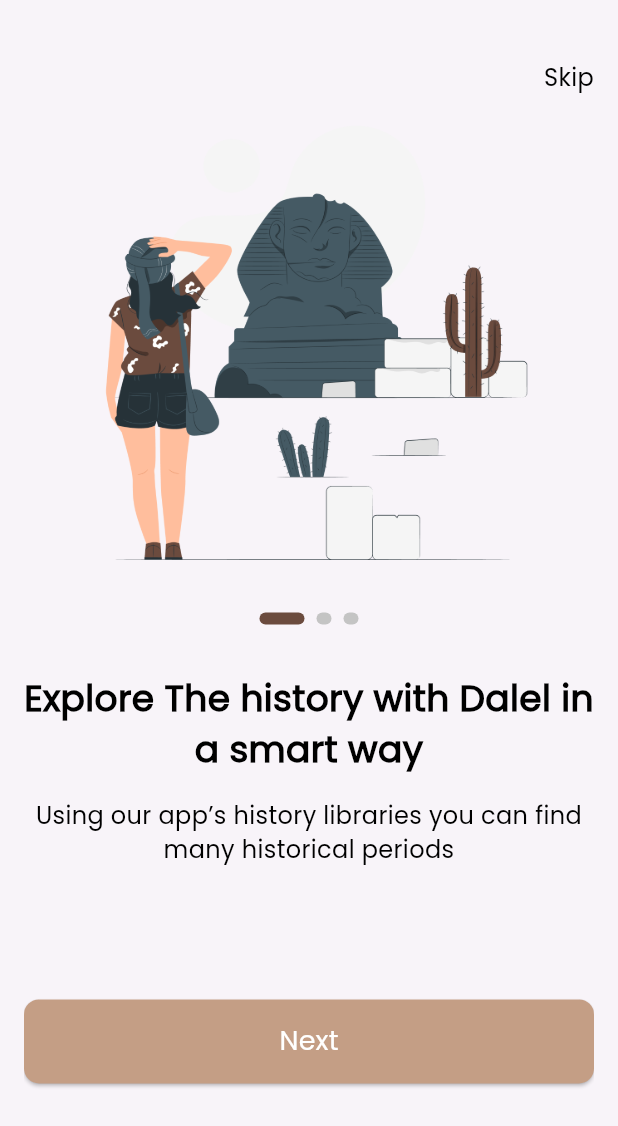
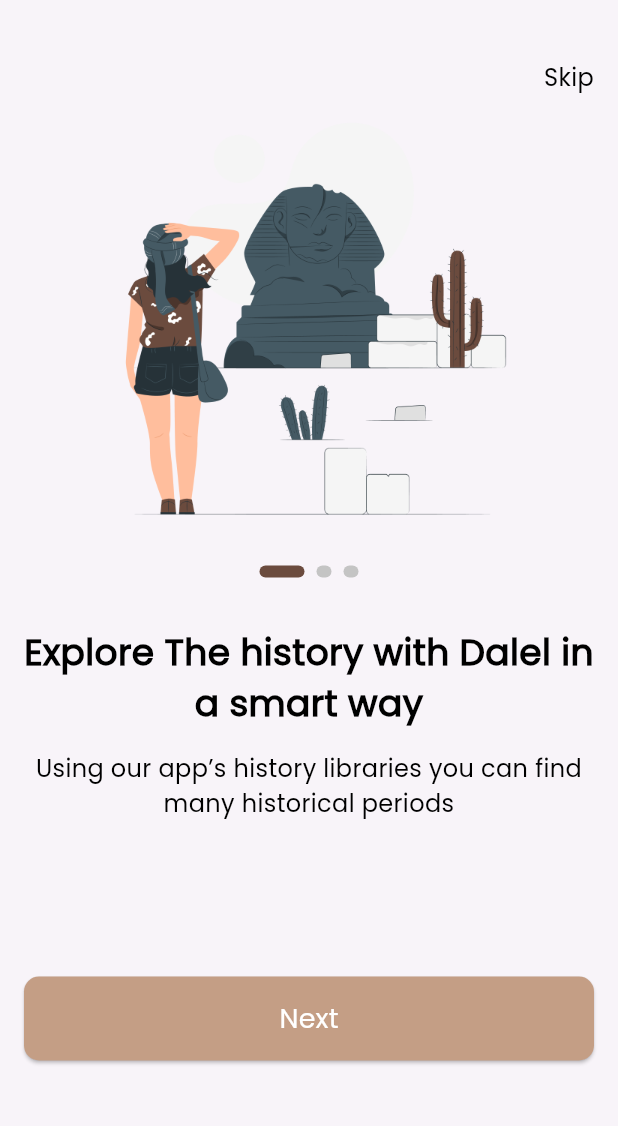
Before and after one commit to Redaessa7/dalel, a Flutter app: the screen it shows after launch, on a phone screen of 412 x 824 dp. Shown: the top 1126 px of the screen. Run offline on Flutter 3.47's test engine with Material 3 defaults, Android fonts, the phone set to English and light mode, and no system bars; drawn by our look-alikes of smooth_page_indicator; our stand-ins replace go_router.

Commit message:
refactor code

```diff
--- a/lib/core/functions/navigation.dart
+++ b/lib/core/functions/navigation.dart
@@ -1,5 +1,8 @@
 import 'package:go_router/go_router.dart';
 
-goNavigate(context, String path) {
+void goNavigate(context, String path) {
   GoRouter.of(context).push(path);
 }
+void goNavigatePushReplacement(context, String path) {
+  GoRouter.of(context).pushReplacement(path);
+}
--- a/lib/features/onBoarding/presentation/views/on_boarding_view.dart
+++ b/lib/features/onBoarding/presentation/views/on_boarding_view.dart
@@ -1,3 +1,5 @@
+import 'package:dalel/core/utils/app_strings.dart';
+import 'package:dalel/core/widgets/custom_button.dart';
 import 'package:dalel/features/onBoarding/presentation/widgets/custom_nav_bar.dart';
 import 'package:dalel/features/onBoarding/presentation/widgets/on_boarding_body.dart';
 import 'package:flutter/material.dart';
@@ -11,8 +13,16 @@ class OnBoardingView extends StatelessWidget {
       body: SafeArea(
         child: Padding(
           padding: const EdgeInsets.symmetric(horizontal: 16.0),
-          child: Column(
-            children: [SizedBox(height: 40), CustomNavBar(), OnBoardingBody()],
+          child: ListView(
+            physics: BouncingScrollPhysics(),
+            children: [
+              const SizedBox(height: 40),
+              const CustomNavBar(),
+              OnBoardingBody(),
+              const SizedBox(height: 88),
+              CustomButton(onPressed: () {}, text: AppStrings.next),
+              const SizedBox(height: 16),
+            ],
           ),
         ),
       ),
--- a/lib/features/onBoarding/presentation/widgets/on_boarding_body.dart
+++ b/lib/features/onBoarding/presentation/widgets/on_boarding_body.dart
@@ -1,7 +1,5 @@
 import 'package:dalel/core/utils/app_assets.dart';
-import 'package:dalel/core/utils/app_strings.dart';
 import 'package:dalel/core/utils/app_text_styles.dart';
-import 'package:dalel/core/widgets/custom_button.dart';
 import 'package:dalel/features/onBoarding/presentation/widgets/custom_sooth_page_indicator.dart';
 import 'package:flutter/material.dart';
 
@@ -11,7 +9,8 @@ class OnBoardingBody extends StatelessWidget {
   final PageController _controller = PageController();
   @override
   Widget build(BuildContext context) {
-    return Expanded(
+    return SizedBox(
+      height: 500,
       child: PageView.builder(
         controller: _controller,
         itemCount: 3,
@@ -19,7 +18,16 @@ class OnBoardingBody extends StatelessWidget {
           return Column(
             crossAxisAlignment: CrossAxisAlignment.center,
             children: [
-              Image.asset(Assets.imagesOnBoarding1),
+              Container(
+                height: 290,
+                width: 343,
+                decoration: BoxDecoration(
+                  image: DecorationImage(
+                    image: AssetImage(Assets.imagesOnBoarding1),
+                    fit: BoxFit.fill,
+                  ),
+                ),
+              ),
               SizedBox(height: 24),
               CustomSoothPageIndicator(controller: _controller),
               SizedBox(height: 32),
@@ -28,16 +36,18 @@ class OnBoardingBody extends StatelessWidget {
                 style: CustomTextStyles.Poppins500Style24.copyWith(
                   fontWeight: FontWeight.bold,
                 ),
+                maxLines: 2,
                 textAlign: TextAlign.center,
+                overflow: TextOverflow.ellipsis,
               ),
               SizedBox(height: 16),
               Text(
                 "Using our app’s history libraries you can find many historical periods ",
                 style: CustomTextStyles.Poppins300Style16,
                 textAlign: TextAlign.center,
+                maxLines: 2,
+                overflow: TextOverflow.ellipsis,
               ),
-              SizedBox(height: 88),
-              CustomButton(onPressed: () {}, text: AppStrings.next),
             ],
           );
         },
--- a/lib/features/splash/presentation/views/splash_view.dart
+++ b/lib/features/splash/presentation/views/splash_view.dart
@@ -32,6 +32,6 @@ class _SplashViewState extends State<SplashView> {
 
 void delayedNavigator(context) {
   Future.delayed(Duration(seconds: 2), () {
-    goNavigate(context, "/onBoarding");
+    goNavigatePushReplacement(context, "/onBoarding");
   });
 }
```
